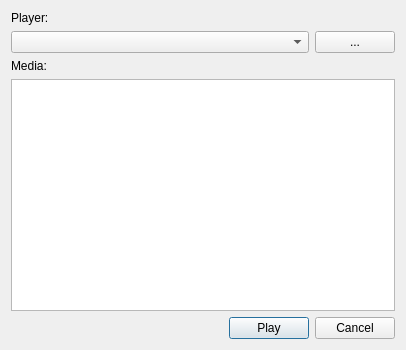
Old version of the form src/client/playdialog.ui in the repository missdeer/imchenwen.
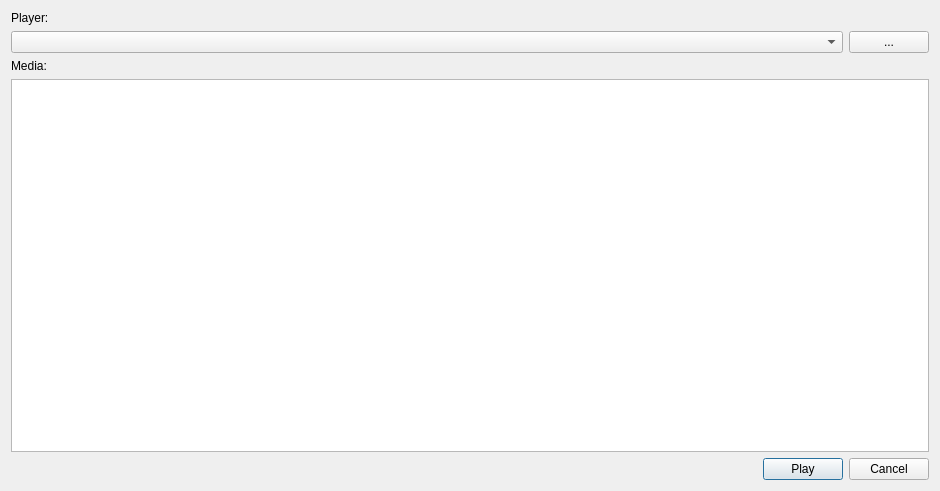
New version of the form.

```diff
--- a/src/client/playdialog.ui
+++ b/src/client/playdialog.ui
@@ -6,8 +6,8 @@
    <rect>
     <x>0</x>
     <y>0</y>
-    <width>406</width>
-    <height>350</height>
+    <width>940</width>
+    <height>491</height>
    </rect>
   </property>
   <property name="windowTitle">
```
